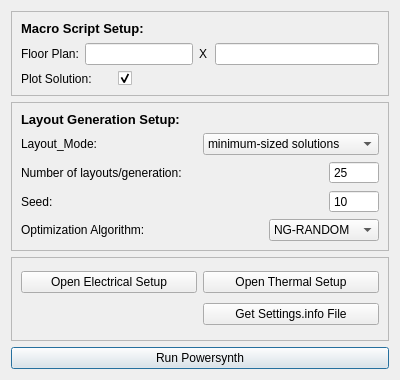
Qt form GUI/ui/optimizationSetup.ui (e3da/PowerSynth2-core) before a commit.
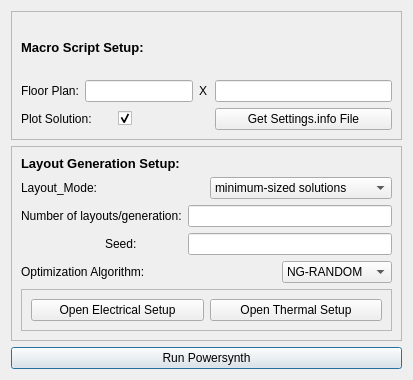
The same form after that commit.

```diff
--- a/GUI/ui/optimizationSetup.ui
+++ b/GUI/ui/optimizationSetup.ui
@@ -96,6 +96,13 @@
         </item>
        </layout>
       </item>
+      <item row="2" column="1">
+       <widget class="QPushButton" name="btn_get_settings">
+        <property name="text">
+         <string>Get Settings.info File</string>
+        </property>
+       </widget>
+      </item>
      </layout>
     </widget>
    </item>
@@ -107,15 +114,15 @@
      <property name="frameShadow">
       <enum>QFrame::Raised</enum>
      </property>
-     <layout class="QVBoxLayout" name="verticalLayout_2">
-      <item>
+     <layout class="QGridLayout" name="gridLayout_3">
+      <item row="0" column="0" colspan="3">
        <widget class="QLabel" name="label_10">
         <property name="text">
          <string>&lt;html&gt;&lt;head/&gt;&lt;body&gt;&lt;p&gt;&lt;span style=&quot; font-size:10pt; font-weight:600;&quot;&gt;Layout Generation Setup:&lt;/span&gt;&lt;/p&gt;&lt;/body&gt;&lt;/html&gt;</string>
         </property>
        </widget>
       </item>
-      <item>
+      <item row="1" column="0" colspan="3">
        <layout class="QHBoxLayout" name="horizontalLayout_7">
         <item>
          <widget class="QLabel" name="label_11">
@@ -145,7 +152,7 @@
         </item>
        </layout>
       </item>
-      <item>
+      <item row="2" column="0" colspan="2">
        <layout class="QHBoxLayout" name="horizontalLayout_9">
         <item>
          <widget class="QLabel" name="label_14">
@@ -154,82 +161,25 @@
           </property>
          </widget>
         </item>
-        <item>
-         <widget class="QSpinBox" name="num_layouts">
-          <property name="sizePolicy">
-           <sizepolicy hsizetype="Maximum" vsizetype="Fixed">
-            <horstretch>0</horstretch>
-            <verstretch>0</verstretch>
-           </sizepolicy>
-          </property>
-          <property name="minimumSize">
-           <size>
-            <width>15</width>
-            <height>0</height>
-           </size>
-          </property>
-          <property name="maximumSize">
-           <size>
-            <width>50</width>
-            <height>16777215</height>
-           </size>
-          </property>
-          <property name="buttonSymbols">
-           <enum>QAbstractSpinBox::NoButtons</enum>
-          </property>
-          <property name="specialValueText">
-           <string>25</string>
-          </property>
-          <property name="maximum">
-           <number>9999</number>
-          </property>
-         </widget>
-        </item>
        </layout>
       </item>
-      <item>
-       <layout class="QHBoxLayout" name="horizontalLayout_10">
-        <item>
+      <item row="2" column="2">
+       <widget class="QLineEdit" name="num_layouts"/>
+      </item>
+      <item row="3" column="1">
          <widget class="QLabel" name="label_15">
           <property name="text">
            <string>Seed:</string>
           </property>
          </widget>
         </item>
-        <item>
-         <widget class="QSpinBox" name="seed">
-          <property name="sizePolicy">
-           <sizepolicy hsizetype="Maximum" vsizetype="Fixed">
-            <horstretch>0</horstretch>
-            <verstretch>0</verstretch>
-           </sizepolicy>
-          </property>
-          <property name="minimumSize">
-           <size>
-            <width>15</width>
-            <height>0</height>
-           </size>
-          </property>
-          <property name="maximumSize">
-           <size>
-            <width>50</width>
-            <height>16777215</height>
-           </size>
-          </property>
-          <property name="buttonSymbols">
-           <enum>QAbstractSpinBox::NoButtons</enum>
-          </property>
-          <property name="specialValueText">
-           <string>10</string>
-          </property>
-          <property name="maximum">
-           <number>999</number>
-          </property>
-         </widget>
-        </item>
-       </layout>
+      <item row="3" column="2">
+       <widget class="QLineEdit" name="seed"/>
+      </item>
+      <item row="4" column="0">
+       <layout class="QHBoxLayout" name="horizontalLayout_10"/>
       </item>
-      <item>
+      <item row="5" column="0" colspan="3">
        <layout class="QHBoxLayout" name="horizontalLayout_11">
         <item>
          <widget class="QLabel" name="label_16">
@@ -261,13 +211,10 @@
         </item>
        </layout>
       </item>
-      <item>
+      <item row="6" column="0">
        <layout class="QHBoxLayout" name="horizontalLayout_13"/>
       </item>
-     </layout>
-    </widget>
-   </item>
-   <item>
+      <item row="7" column="0" colspan="3">
     <widget class="QFrame" name="electrical_thermal_frame">
      <property name="frameShape">
       <enum>QFrame::StyledPanel</enum>
@@ -290,11 +237,7 @@
         </property>
        </widget>
       </item>
-      <item row="1" column="1">
-       <widget class="QPushButton" name="btn_get_settings">
-        <property name="text">
-         <string>Get Settings.info File</string>
-        </property>
+        </layout>
        </widget>
       </item>
      </layout>
```
Lines whose indentation alone changed are shown as unchanged.
